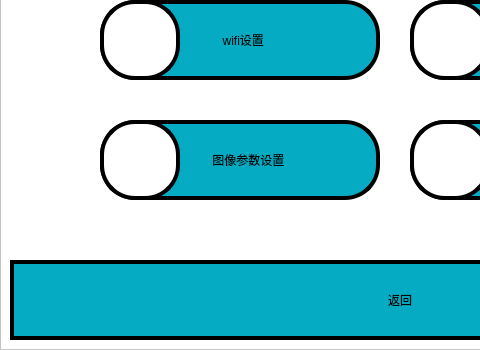
Old version of the form gui/sys.ui in the repository mysondrink/qt0922; both pictures show x 0 to 480 and y 100 to 450 of the 800 by 450 pixel window.
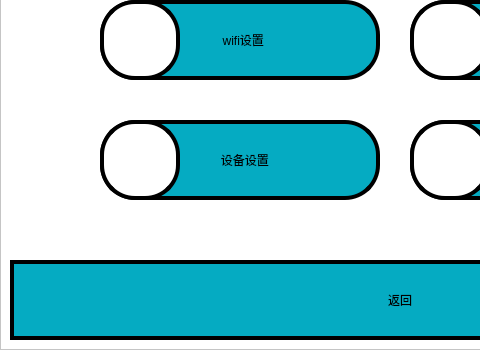
New version of the form.

Patch:
```diff
--- a/gui/sys.ui
+++ b/gui/sys.ui
@@ -112,7 +112,7 @@
 </string>
     </property>
     <property name="text">
-     <string>     图像参数设置</string>
+     <string>   设备设置</string>
     </property>
    </widget>
    <widget class="QPushButton" name="btnClear">
```
